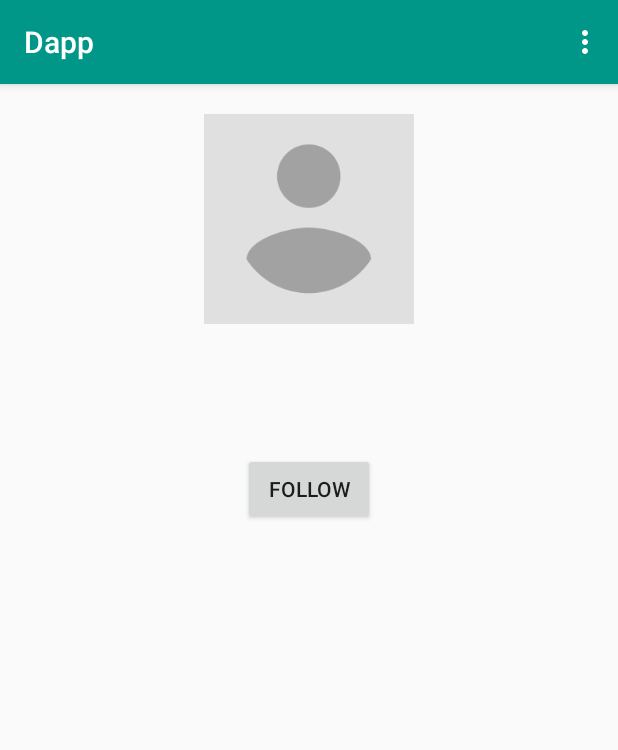
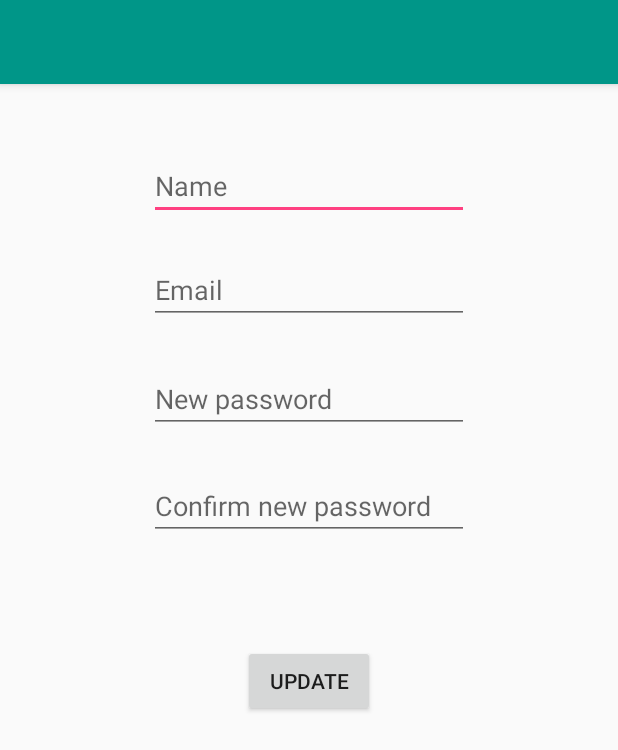
Before and after one commit to dtancs/Dapp-Android, an Android app: the UsersProfileActivity screen opened directly, with no data from a screen before it, in the options menu, after a tap on "Settings", on a phone screen of 412 x 824 dp. Shown: the top 750 px of the screen. Run offline under Robolectric (Android 15) with nearby library versions, the phone set to English and light mode, and no system bars; our stand-ins replace Picasso, Volley; network calls fail; pictures from the network do not load.

Commit message:
Add Settings Activity

```diff
--- a/app/src/main/AndroidManifest.xml
+++ b/app/src/main/AndroidManifest.xml
@@ -24,7 +24,8 @@
         <activity android:name=".LoginActivity" />
         <activity android:name=".FeedActivity" />
         <activity android:name=".BaseActivity" />
-        <activity android:name=".NewMicropostActivity"></activity>
+        <activity android:name=".NewMicropostActivity" />
+        <activity android:name=".SettingsActivity"></activity>
     </application>
 
 </manifest>
--- a/app/src/main/java/com/tancs/dapp/BaseActivity.java
+++ b/app/src/main/java/com/tancs/dapp/BaseActivity.java
@@ -42,6 +42,8 @@ public class BaseActivity extends AppCompatActivity {
                 return true;
 
             case R.id.action_settings:
+                Intent intent = new Intent(getBaseContext(), SettingsActivity.class);
+                startActivity(intent);
                 return true;
 
             default:
--- /dev/null
+++ b/app/src/main/java/com/tancs/dapp/SettingsActivity.java
@@ -0,0 +1,164 @@
+package com.tancs.dapp;
+
+import android.content.DialogInterface;
+import android.content.Intent;
+import android.content.SharedPreferences;
+import android.support.v7.app.AlertDialog;
+import android.support.v7.app.AppCompatActivity;
+import android.os.Bundle;
+import android.view.View;
+import android.widget.EditText;
+import android.widget.Toast;
+
+import com.android.volley.NetworkResponse;
+import com.android.volley.Request;
+import com.android.volley.Response;
+import com.android.volley.VolleyError;
+import com.android.volley.toolbox.JsonObjectRequest;
+
+import org.json.JSONArray;
+import org.json.JSONException;
+import org.json.JSONObject;
+
+import java.util.Iterator;
+
+import utils.VolleySingleton;
+
+public class SettingsActivity extends AppCompatActivity {
+
+    private String mUserID;
+    private String mEmail;
+    private String mUserName;
+    private String mToken;
+
+    EditText usernameView;
+    EditText emailView;
+    EditText passwordView;
+    EditText confirmPasswordView;
+
+    @Override
+    protected void onCreate(Bundle savedInstanceState) {
+        super.onCreate(savedInstanceState);
+        setContentView(R.layout.activity_settings);
+
+        SharedPreferences prefs = getSharedPreferences(getString(R.string.preference_file_key), MODE_PRIVATE);
+        mEmail = prefs.getString("email", "");
+        mUserID = prefs.getString("user_id", "");
+        mUserName = prefs.getString("user_name", "");
+        mToken = prefs.getString("mobile_token", "");
+
+        usernameView = (EditText) findViewById(R.id.edittext_settings_name);
+        usernameView.setText(mUserName);
+
+        emailView = (EditText) findViewById(R.id.edittext_setting_email);
+        emailView.setText(mEmail);
+
+        passwordView = (EditText) findViewById(R.id.edittext_settings_password);
+        confirmPasswordView = (EditText) findViewById(R.id.edittext_setting_confirmpassword);
+    }
+
+    public void clickLogin(View view) {
+        requestUpdate();
+    }
+
+    private void requestUpdate() {
+        String url = "http://192.168.1.101:3000/api/v1/users/" + mUserID;
+
+        JSONObject params = new JSONObject();
+        JSONObject user = new JSONObject();
+
+        try {
+            user.put("name", usernameView.getText().toString());
+            user.put("email", emailView.getText().toString());
+            user.put("password", passwordView.getText().toString());
+            user.put("password_confirmation", confirmPasswordView.getText().toString());
+            user.put("mobile_token", mToken);
+
+            params.put("user", user);
+        }
+        catch(JSONException e) {
+            Toast.makeText(SettingsActivity.this, "Unable to create session data !", Toast.LENGTH_SHORT).show();
+        }
+
+        JsonObjectRequest jsObjRequest = new JsonObjectRequest
+                (Request.Method.PUT, url, params, new Response.Listener<JSONObject>() {
+
+                    @Override
+                    public void onResponse(JSONObject response) {
+
+                        try {
+                            mUserID = response.getString("id");
+                            mUserName = response.getString("name");
+                            mEmail = response.getString("email");
+
+                            //Toast.makeText(LoginActivity.this, token, Toast.LENGTH_SHORT).show();
+
+                            SharedPreferences.Editor editor = getSharedPreferences(getString(R.string.preference_file_key), MODE_PRIVATE).edit();
+                            editor.putString("email", mEmail);
+                            editor.putString("user_name", mUserName);
+                            editor.apply();
+
+                            Toast.makeText(SettingsActivity.this, "Update successful !", Toast.LENGTH_SHORT).show();
+
+                            Intent intent = new Intent(getBaseContext(), UsersProfileActivity.class);
+                            intent.putExtra("id",mUserID);
+                            startActivity(intent);
+                        }
+                        catch(JSONException e) {
+                            Toast.makeText(SettingsActivity.this, "Unable to parse data !", Toast.LENGTH_SHORT).show();
+                        }
+
+                    }
+                }, new Response.ErrorListener() {
+
+                    @Override
+                    public void onErrorResponse(VolleyError error) {
+
+                        NetworkResponse networkResponse = error.networkResponse;
+
+                        if(networkResponse != null) {
+
+                            switch (networkResponse.statusCode) {
+                                case 422:       //unprocessable_entity
+                                    String jsonError = new String(networkResponse.data);
+                                    String errorString = "";
+                                    JSONObject errorObject;
+                                    JSONArray errors;
+                                    try {
+                                        errorObject = new JSONObject(jsonError);
+                                        errors = errorObject.getJSONArray("errors");
+
+                                        for (int i = 0; i < errors.length(); i++) {
+                                            errorString += errors.get(i) + "\n";
+                                        }
+
+                                        AlertDialog.Builder alertDialog = new AlertDialog.Builder(SettingsActivity.this);
+                                        alertDialog.setTitle("Update error !");
+                                        alertDialog.setMessage(errorString);
+                                        alertDialog.setPositiveButton("Ok", new DialogInterface.OnClickListener() {
+                                            public void onClick(DialogInterface dialog,int which) {
+
+                                            }
+                                        });
+                                        alertDialog.show();
+                                    }
+                                    catch(JSONException e) {
+                                        Toast.makeText(SettingsActivity.this, "Unable to parse response data !", Toast.LENGTH_SHORT).show();
+                                    }
+                                    break;
+                                case 401:       //unauthorized
+                                    Toast.makeText(SettingsActivity.this, "Unable to authenticate request, please log in again", Toast.LENGTH_LONG).show();
+                                    break;
+
+                                default:
+                                    Toast.makeText(SettingsActivity.this, "Error code : " + networkResponse.statusCode, Toast.LENGTH_LONG).show();
+                            }
+                        }
+
+                    }
+                });
+
+        // Access the RequestQueue through your singleton class.
+        VolleySingleton.getInstance(this).addToRequestQueue(jsObjRequest);
+    }
+}
--- /dev/null
+++ b/app/src/main/res/layout/activity_settings.xml
@@ -0,0 +1,68 @@
+<?xml version="1.0" encoding="utf-8"?>
+<RelativeLayout xmlns:android="http://schemas.android.com/apk/res/android"
+    android:layout_width="match_parent"
+    android:layout_height="match_parent">
+
+    <include layout="@layout/toolbar_main"
+        android:id="@+id/include" />
+
+    <EditText
+        android:id="@+id/edittext_settings_name"
+        android:layout_width="wrap_content"
+        android:layout_height="wrap_content"
+        android:layout_below="@+id/include"
+        android:layout_centerHorizontal="true"
+        android:layout_marginTop="45dp"
+        android:ems="10"
+        android:hint="Name"
+        android:inputType="text|textPersonName"
+        android:text="" />
+
+    <EditText
+        android:id="@+id/edittext_setting_email"
+        android:layout_width="wrap_content"
+        android:layout_height="wrap_content"
+        android:layout_alignEnd="@+id/edittext_settings_name"
+        android:layout_alignRight="@+id/edittext_settings_name"
+        android:layout_below="@+id/edittext_settings_name"
+        android:layout_marginTop="24dp"
+        android:ems="10"
+        android:hint="Email"
+        android:inputType="textEmailAddress"
+        android:text="" />
+
+    <EditText
+        android:id="@+id/edittext_settings_password"
+        android:layout_width="wrap_content"
+        android:layout_height="wrap_content"
+        android:layout_alignLeft="@+id/edittext_setting_email"
+        android:layout_alignStart="@+id/edittext_setting_email"
+        android:layout_below="@+id/edittext_setting_email"
+        android:layout_marginTop="27dp"
+        android:ems="10"
+        android:hint="New password"
+        android:inputType="textPassword" />
+
+    <EditText
+        android:id="@+id/edittext_setting_confirmpassword"
+        android:layout_width="wrap_content"
+        android:layout_height="wrap_content"
+        android:layout_alignLeft="@+id/edittext_settings_password"
+        android:layout_alignStart="@+id/edittext_settings_password"
+        android:layout_below="@+id/edittext_settings_password"
+        android:layout_marginTop="26dp"
+        android:ems="10"
+        android:hint="Confirm new password"
+        android:inputType="textPassword" />
+
+    <Button
+        android:id="@+id/button_settings_update"
+        android:layout_width="wrap_content"
+        android:layout_height="wrap_content"
+        android:layout_below="@+id/edittext_setting_confirmpassword"
+        android:layout_centerHorizontal="true"
+        android:layout_marginTop="70dp"
+        android:onClick="clickLogin"
+        android:text="Update" />
+
+</RelativeLayout>
```
